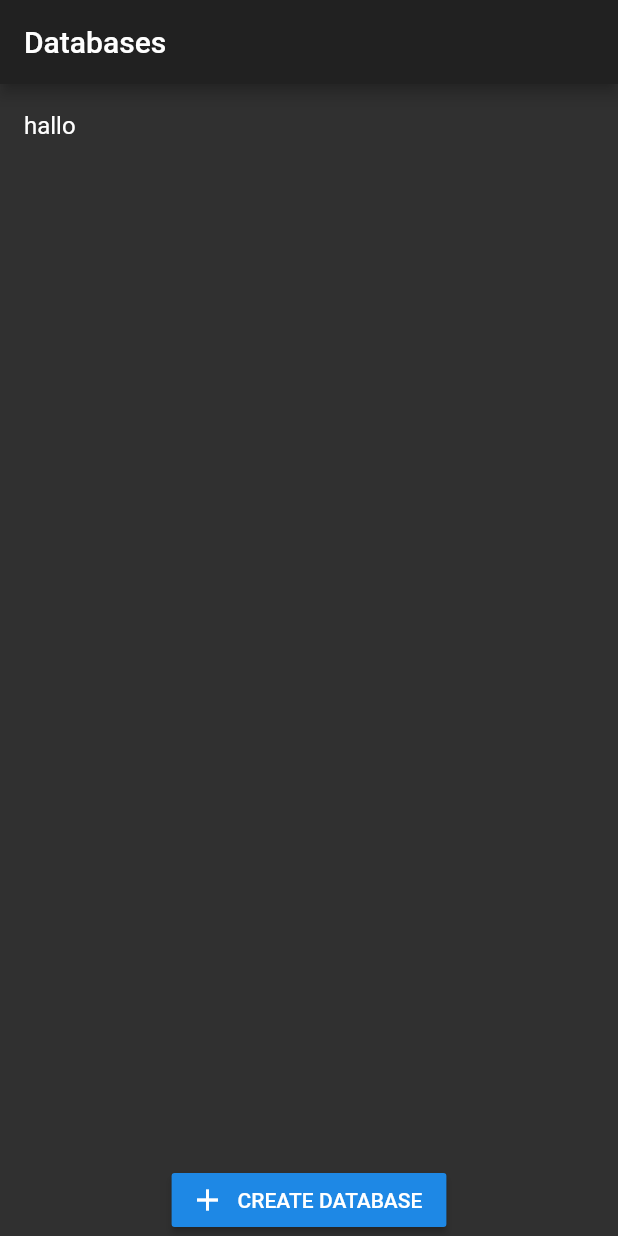
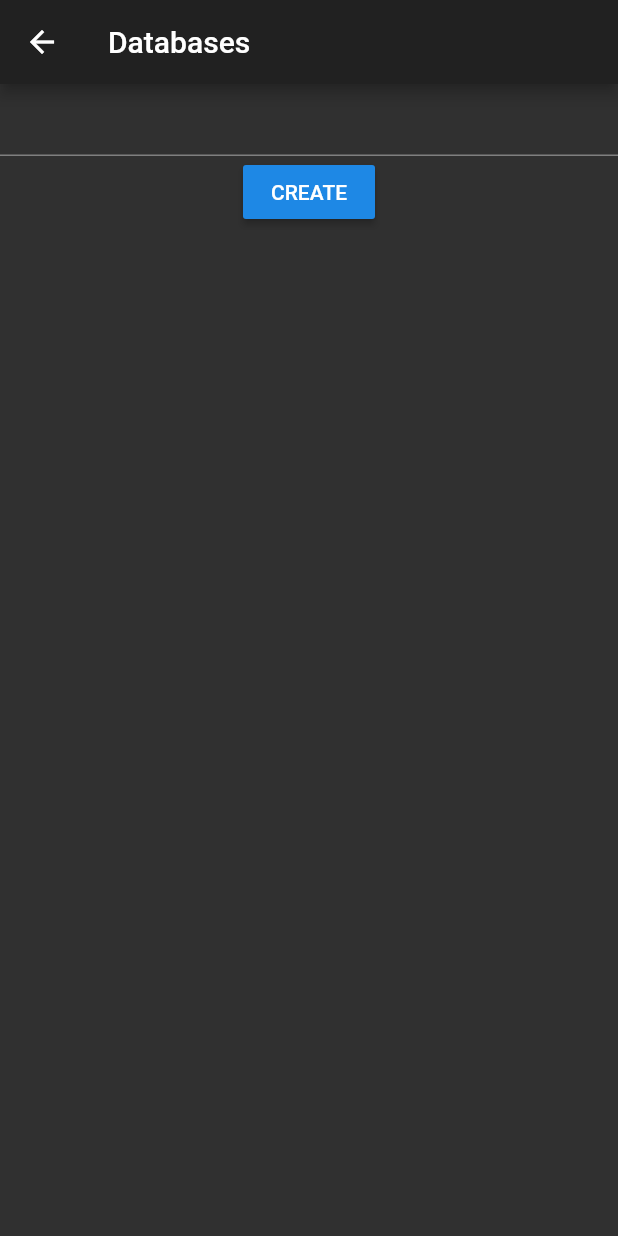
Before and after one commit to 9968/ysnPASS, a Flutter app: the screen it shows after launch, after a tap on "CREATE DATABASE", on a phone screen of 412 x 824 dp. Run offline on Flutter 3.47's test engine with Material 2 defaults, Android fonts, the phone set to English and light mode, and no system bars.

Commit message:
Create database form

```diff
--- a/ysnpass/lib/main.dart
+++ b/ysnpass/lib/main.dart
@@ -1,8 +1,8 @@
 import 'package:flutter/material.dart';
 import 'package:provider/provider.dart';
-import 'package:ysnpass/screens/databases/databases.dart';
 
 import 'model/databasepool_model.dart';
+import 'screens/databases.dart';
 
 void main() {
   runApp(
--- a/ysnpass/lib/model/database_model.dart
+++ b/ysnpass/lib/model/database_model.dart
@@ -1,3 +1,5 @@
-class Database {
-  String name = "hallo";
+class DatabaseModel {
+  String name;
+
+  DatabaseModel(this.name);
 }
--- a/ysnpass/lib/model/databasepool_model.dart
+++ b/ysnpass/lib/model/databasepool_model.dart
@@ -5,12 +5,12 @@ import 'package:flutter/cupertino.dart';
 import 'database_model.dart';
 
 class DatabasePoolModel extends ChangeNotifier {
-  final List<Database> _databases = [];
+  final List<DatabaseModel> _databases = [];
 
-  UnmodifiableListView<Database> get databases =>
+  UnmodifiableListView<DatabaseModel> get databases =>
       UnmodifiableListView(_databases);
 
-  void add(Database database) {
+  void add(DatabaseModel database) {
     _databases.add(database);
     notifyListeners();
   }
--- /dev/null
+++ b/ysnpass/lib/screens/create_database.dart
@@ -0,0 +1,51 @@
+import 'package:flutter/material.dart';
+import 'package:provider/provider.dart';
+import 'package:ysnpass/model/database_model.dart';
+import 'package:ysnpass/model/databasepool_model.dart';
+
+class CreateDatabase extends StatefulWidget {
+  @override
+  createState() => CreateDatabaseState();
+}
+
+class CreateDatabaseState extends State<CreateDatabase> {
+  final _formKey = GlobalKey<FormState>();
+  final _formController = TextEditingController();
+
+  @override
+  Widget build(BuildContext context) {
+    return Scaffold(
+      appBar: AppBar(
+        title: Text('Databases'),
+      ),
+      body: Form(
+        key: _formKey,
+        child: Column(
+          children: [
+            TextFormField(
+              controller: _formController,
+              validator: (value) => value.isEmpty
+                  ? 'Please enter a name for your database'
+                  : null,
+            ),
+            RaisedButton(
+              onPressed: () {
+                if (_formKey.currentState.validate()) {
+                  Provider.of<DatabasePoolModel>(context, listen: false)
+                      .add(DatabaseModel(_formController.text));
+                }
+              },
+              child: Text('CREATE'),
+            ),
+          ],
+        ),
+      ),
+    );
+  }
+
+  @override
+  void dispose() {
+    _formController.dispose();
+    super.dispose();
+  }
+}
--- a/ysnpass/lib/screens/databases/databases.dart
+++ b/ysnpass/lib/screens/databases.dart
@@ -1,7 +1,8 @@
 import 'package:flutter/material.dart';
 import 'package:provider/provider.dart';
-import 'package:ysnpass/model/database_model.dart';
 import 'package:ysnpass/model/databasepool_model.dart';
+
+import 'create_database.dart';
 
 class Databases extends StatefulWidget {
   @override
@@ -30,7 +31,10 @@ class _DatabasesState extends State<Databases> {
               icon: Icon(Icons.add),
               label: Text('CREATE DATABASE'),
               onPressed: () {
-                databasePool.add(Database());
+                Navigator.push(
+                  context,
+                  MaterialPageRoute(builder: (context) => CreateDatabase()),
+                );
               },
             ),
           ],
```
